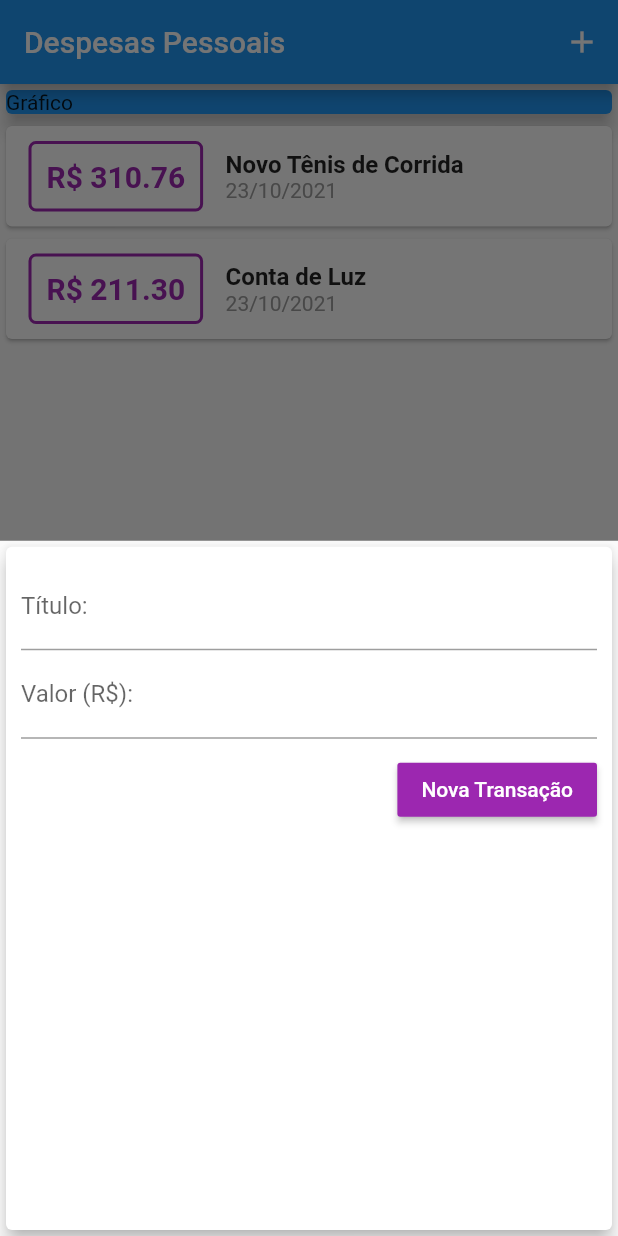
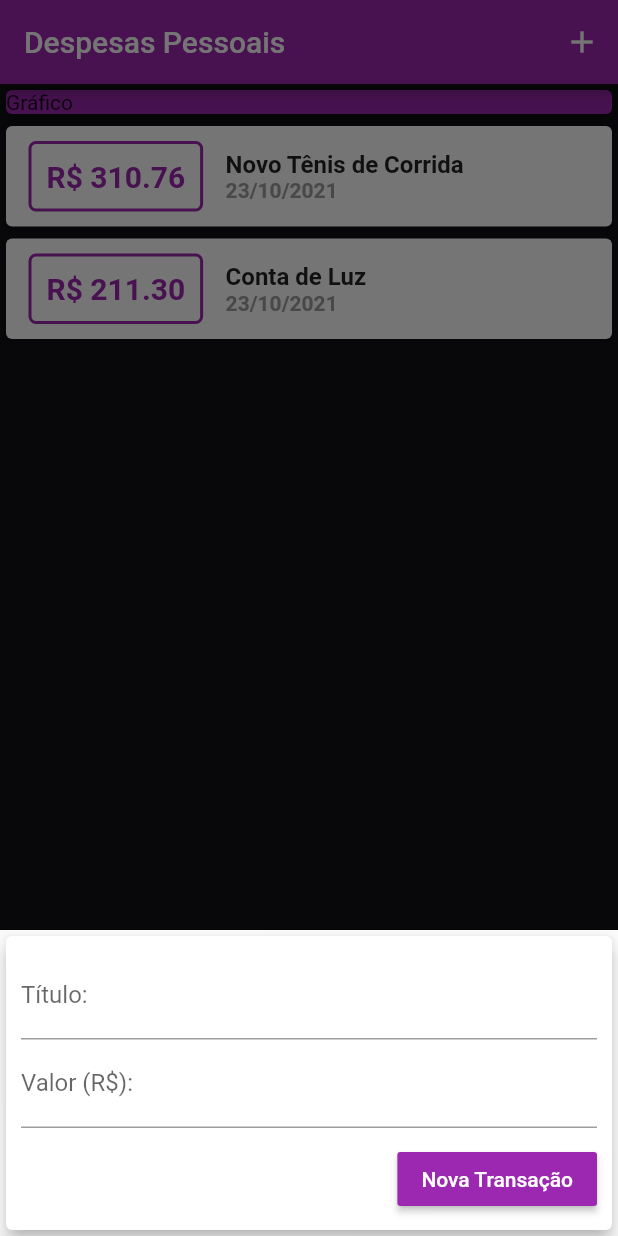
Before and after one commit to EduardoMoreira26/Flutter-expensesApp, a Flutter app: the screen it shows after launch, after a tap on the "add" icon, on a phone screen of 412 x 824 dp. Run offline on Flutter 3.47's test engine with Material 2 defaults, Android fonts, the phone set to English and light mode, and no system bars.

Commit message:
color theme

```diff
--- a/lib/components/transaction_form.dart
+++ b/lib/components/transaction_form.dart
@@ -31,6 +31,7 @@ class _TransactionFormState extends State<TransactionForm> {
       elevation: 5,
       child: Padding(
         padding: const EdgeInsets.all(10),
+        child: SingleChildScrollView(
           child: Column(
             children: [
               TextField(
@@ -56,7 +57,7 @@ class _TransactionFormState extends State<TransactionForm> {
                     // ignore: deprecated_member_use
                     RaisedButton(
                       child: Text('Nova Transação'),
-                    color: Colors.purple,
+                      color: Theme.of(context).primaryColor,
                       textColor: Colors.white,
                       onPressed: _submitForm,
                     ),
@@ -66,6 +67,7 @@ class _TransactionFormState extends State<TransactionForm> {
             ],
           ),
         ),
+      ),
     );
   }
 }
--- a/lib/components/transaction_list.dart
+++ b/lib/components/transaction_list.dart
@@ -26,7 +26,7 @@ class TransactionList extends StatelessWidget {
                   decoration: BoxDecoration(
                     borderRadius: BorderRadius.circular(5),
                     border: Border.all(
-                      color: Colors.purple,
+                      color: Theme.of(context).primaryColor,
                       width: 2,
                     ),
                   ),
@@ -36,7 +36,7 @@ class TransactionList extends StatelessWidget {
                     style: TextStyle(
                       fontWeight: FontWeight.bold,
                       fontSize: 20,
-                      color: Colors.purple,
+                     color: Theme.of(context).primaryColor,
                     ),
                   ),
                 ),
@@ -52,6 +52,7 @@ class TransactionList extends StatelessWidget {
                       DateFormat('d/MM/y').format(transaction.date),
                       style: TextStyle(
                         color: Colors.grey,
+                        fontWeight: FontWeight.bold,
                       ),
                     ),
                   ],
--- a/lib/main.dart
+++ b/lib/main.dart
@@ -12,6 +12,11 @@ class ExpensesApp extends StatelessWidget {
   Widget build(BuildContext context) {
     return MaterialApp(
       home: MyHomePage(),
+      theme: ThemeData(
+        primarySwatch: Colors.purple,
+        accentColor: Color.fromRGBO(4, 211, 97, 1),
+        scaffoldBackgroundColor: Color.fromRGBO(17, 15, 22, 1),
+      ),
     );
   }
 }
@@ -48,6 +53,8 @@ class _MyHomePageState extends State<MyHomePage> {
     setState(() {
       _transactions.add(newTransaction);
     });
+
+    Navigator.of(context).pop();
   }
 
   _openTransactionFormModal(BuildContext context) {
@@ -78,7 +85,7 @@ class _MyHomePageState extends State<MyHomePage> {
             Container(
               width: double.infinity,
               child: Card(
-                color: Colors.blue,
+                color: Theme.of(context).primaryColor,
                 child: Text('Gráfico'),
                 elevation: 5,
               ),
```
Lines whose indentation alone changed are shown as unchanged.
